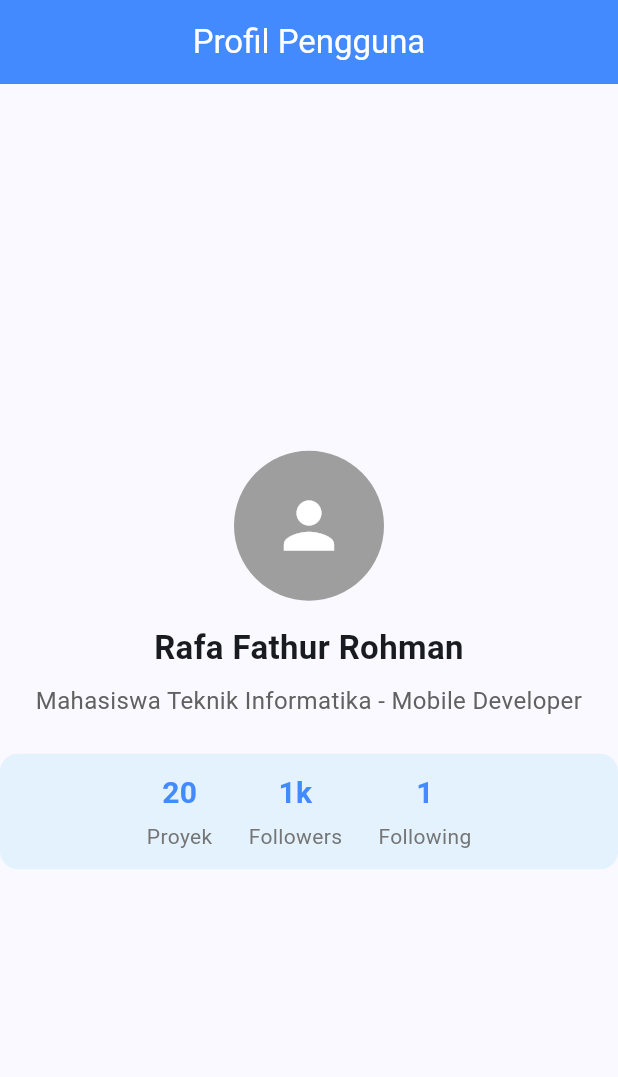
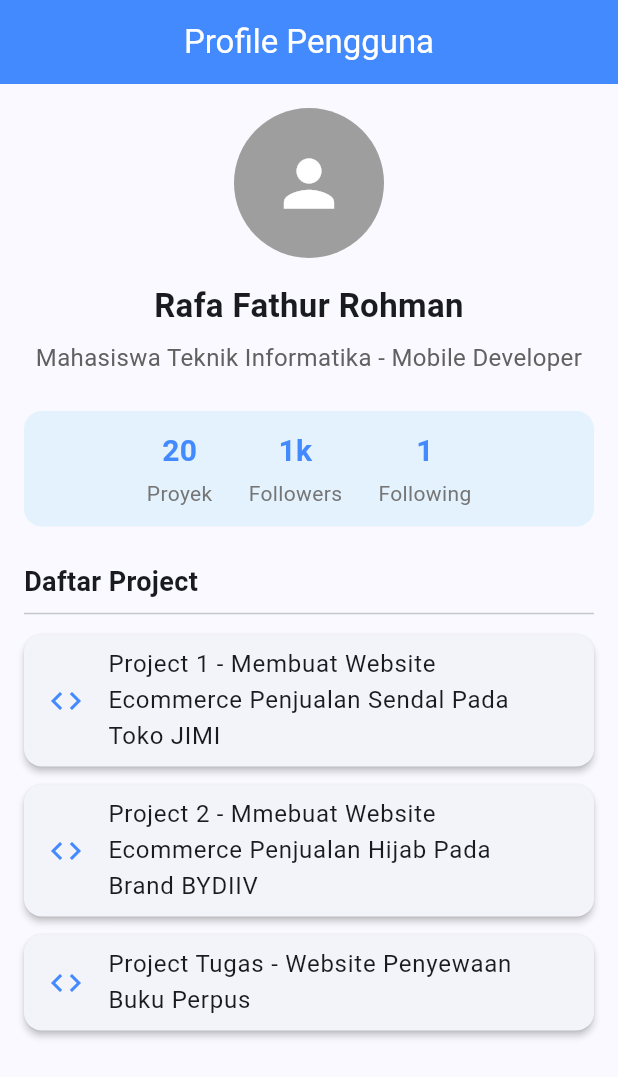
Before and after one commit to rapp-afk/Tugas_latihan_flutt5, a Flutter app: the screen it shows after launch, on a phone screen of 412 x 824 dp. Shown: the top 1077 px of the screen. Run offline on Flutter 3.47's test engine with Material 3 defaults, Android fonts, the phone set to English and light mode, and no system bars.

Commit message:
feat: implementasi listview builder untuk daftar project dan perbaikan tata letak

```diff
--- a/lib/profile_page.dart
+++ b/lib/profile_page.dart
@@ -6,24 +6,59 @@ class ProfilePage extends StatelessWidget {
   final String userName = 'Rafa Fathur Rohman';
   final String role = 'Mahasiswa Teknik Informatika - Mobile Developer';
 
+  // Data projek
+  final List<String> experiences = const [
+    'Project 1 - Membuat Website Ecommerce Penjualan Sendal Pada Toko JIMI',
+    'Project 2 - Mmebuat Website Ecommerce Penjualan Hijab Pada Brand BYDIIV',
+    'Project Tugas - Website Penyewaan Buku Perpus',
+  ];
+
   @override
   Widget build(BuildContext context) {
     return Scaffold(
       appBar: AppBar(
-        title: const Text('Profil Pengguna'),
+        title: const Text('Profile Pengguna'),
         centerTitle: true,
         backgroundColor: Colors.blueAccent,
         foregroundColor: Colors.white,
       ),
-      body: Center(
+      body: Padding(
+        padding: const EdgeInsets.all(16.0), // Tambahkan Padding di sini
         child: Column(
-          mainAxisAlignment: MainAxisAlignment.center,
           children: [
             const ProfileAvatar(),
             const SizedBox(height: 16),
             ProfileInfo(userName: userName, role: role),
             const SizedBox(height: 24),
-            const ProfileStats(), // Di-extract ke widget ProfileStats
+            const ProfileStats(),
+            const SizedBox(height: 24),
+
+            const Align(
+              alignment: Alignment.centerLeft,
+              child: Text(
+                'Daftar Project',
+                style: TextStyle(fontSize: 18, fontWeight: FontWeight.bold),
+              ),
+            ),
+            const Divider(),
+
+
+            // ListView.builder + Expanded
+            Expanded(
+              child: ListView.builder(
+                itemCount: experiences.length,
+                itemBuilder: (context, index) {
+                  return Card(
+                    elevation: 2,
+                    margin: const EdgeInsets.symmetric(vertical: 6),
+                    child: ListTile(
+                      leading: const Icon(Icons.code, color: Colors.blueAccent),
+                      title: Text(experiences[index]),
+                    ),
+                  );
+                },
+              ),
+            ),
           ],
         ),
       ),
```
Also changed, not shown: 1 other file.
